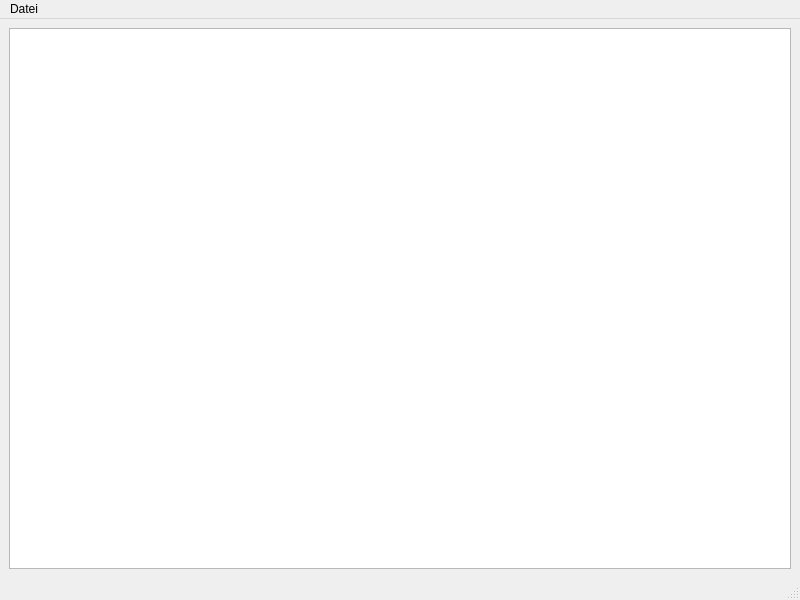
Old version of the form src/mainwindow.ui in the repository AnotherStranger/cah-fullformat-helper.
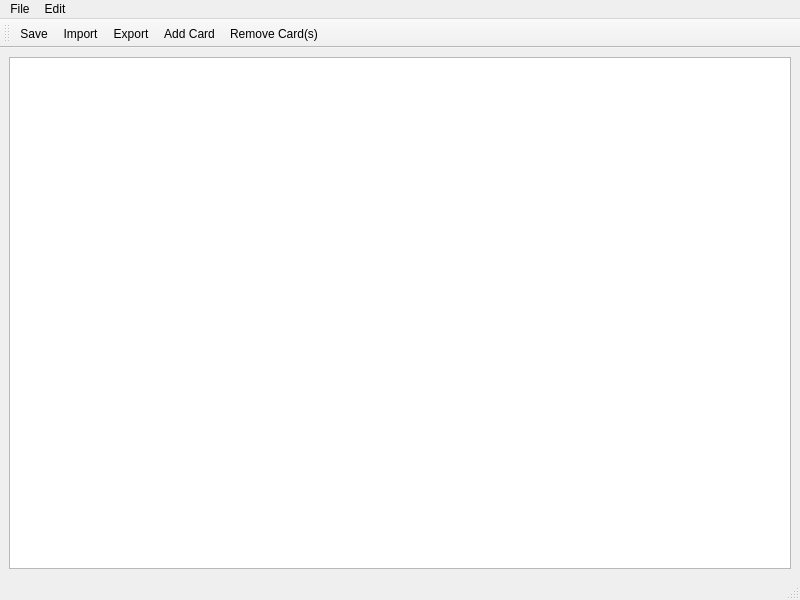
New version of the form. Icons and pictures are not drawn.

Commit message: Added a simple toolbar (with numix icons!). Added functionality to add and remove cards.

```diff
--- a/src/mainwindow.ui
+++ b/src/mainwindow.ui
@@ -31,15 +31,39 @@
    </property>
    <widget class="QMenu" name="menuCAH_Helper">
     <property name="title">
-     <string>Datei</string>
+     <string>File</string>
     </property>
     <addaction name="actionImport"/>
     <addaction name="actionExport"/>
     <addaction name="actionSpeichern"/>
    </widget>
+   <widget class="QMenu" name="menuEdit">
+    <property name="title">
+     <string>Edit</string>
+    </property>
+    <addaction name="actionAdd_Card"/>
+    <addaction name="actionRemove_Card_s"/>
+   </widget>
    <addaction name="menuCAH_Helper"/>
+   <addaction name="menuEdit"/>
   </widget>
   <widget class="QStatusBar" name="statusbar"/>
+  <widget class="QToolBar" name="toolBar">
+   <property name="windowTitle">
+    <string>toolBar</string>
+   </property>
+   <attribute name="toolBarArea">
+    <enum>TopToolBarArea</enum>
+   </attribute>
+   <attribute name="toolBarBreak">
+    <bool>false</bool>
+   </attribute>
+   <addaction name="actionSpeichern"/>
+   <addaction name="actionImport"/>
+   <addaction name="actionExport"/>
+   <addaction name="actionAdd_Card"/>
+   <addaction name="actionRemove_Card_s"/>
+  </widget>
   <action name="actionImport">
    <property name="text">
     <string>Import</string>
@@ -58,12 +82,37 @@
   </action>
   <action name="actionSpeichern">
    <property name="text">
-    <string>Speichern</string>
+    <string>Save</string>
    </property>
    <property name="shortcut">
     <string>Ctrl+S</string>
    </property>
   </action>
+  <action name="actionAdd_Card">
+   <property name="icon">
+    <iconset resource="resources.qrc">
+     <normaloff>:/images/images/add.svg</normaloff>:/images/images/add.svg</iconset>
+   </property>
+   <property name="text">
+    <string>Add Card</string>
+   </property>
+   <property name="shortcut">
+    <string>Ctrl+N</string>
+   </property>
+  </action>
+  <action name="actionRemove_Card_s">
+   <property name="icon">
+    <iconset>
+     <normalon>:/images/images/remove.svg</normalon>
+    </iconset>
+   </property>
+   <property name="text">
+    <string>Remove Card(s)</string>
+   </property>
+   <property name="shortcut">
+    <string>Del</string>
+   </property>
+  </action>
  </widget>
  <resources/>
  <connections/>
```
Left out of the diff: 18 changed lines with no effect on the pictures. The commit also changes 9 other files.
